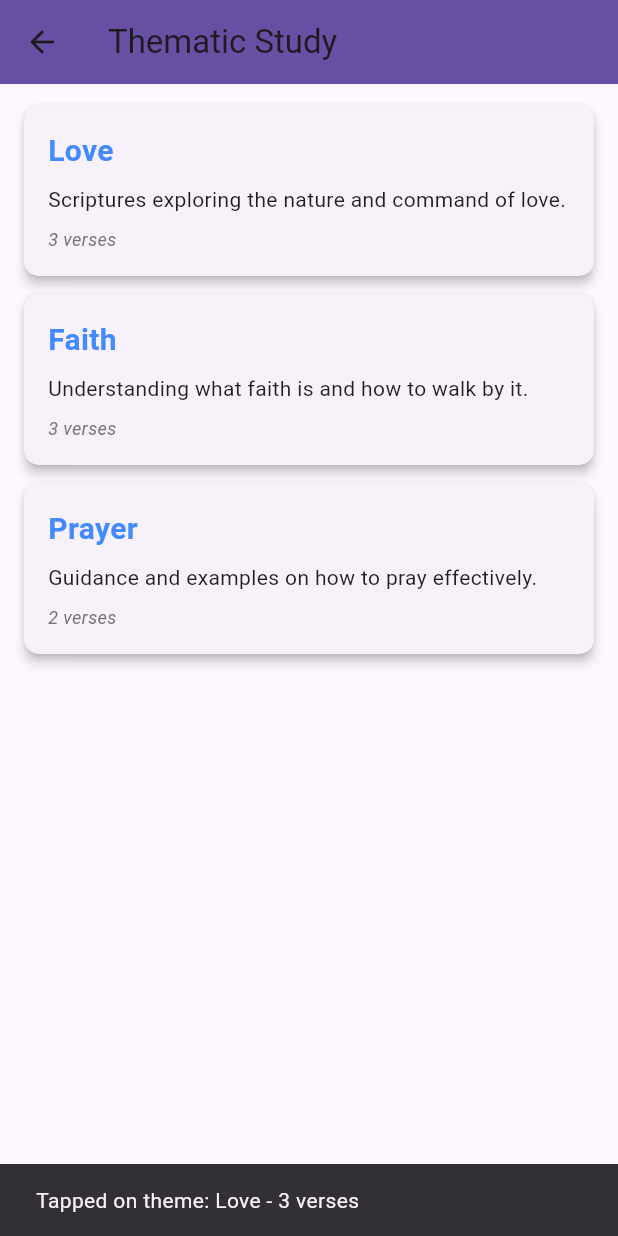
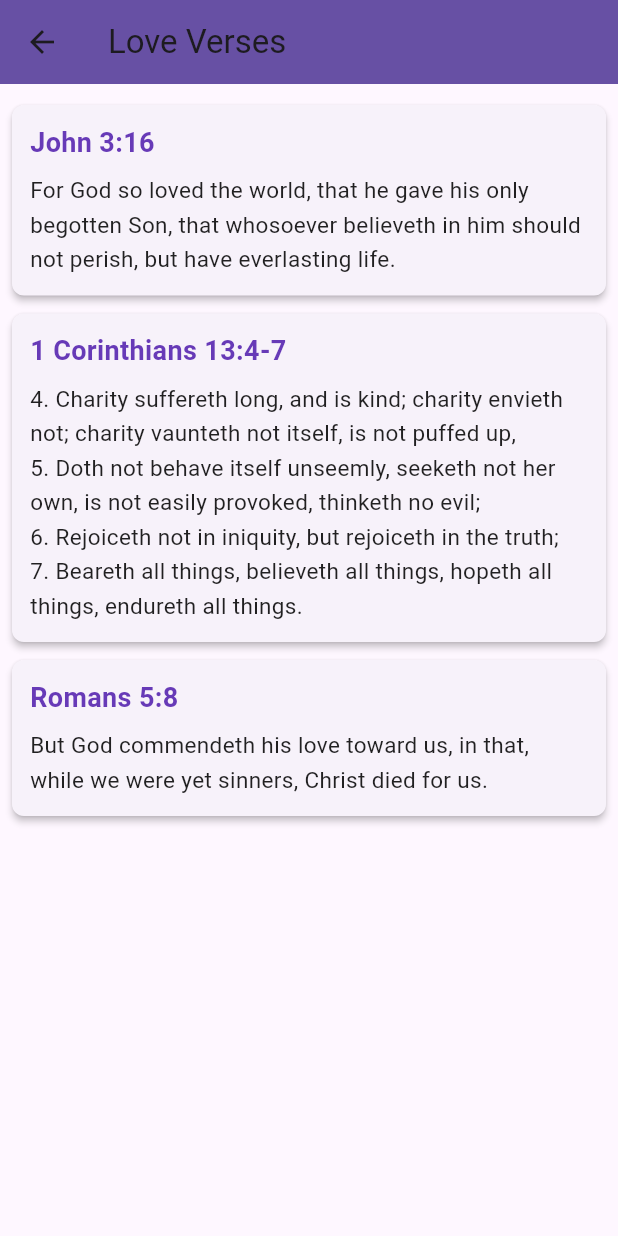
Before and after one commit to Troniccs2/flutter_thematic_bible_study, a Flutter app: the ThematicStudyScreen screen opened directly, after a tap on "Love", on a phone screen of 412 x 824 dp. Run offline on Flutter 3.47's test engine with Material 3 defaults, Android fonts, the light colour scheme and no system bars; our stand-ins replace shared_preferences; accounts and stored records are empty.

Commit message:
made thematic themes work to display the verses

```diff
--- a/thematic_bible_study/lib/models/thematic_models.dart
+++ b/thematic_bible_study/lib/models/thematic_models.dart
@@ -1,41 +1,42 @@
 // lib/models/thematic_models.dart
 
 class VerseReference {
-  final String book;
-  final int chapter;
-  final int verseStart;
-  final int verseEnd; // Useful for verse ranges (e.g., 1 Cor 13:4-7)
+  final String formattedReference;
+  final String bookName;
+  final int chapterNumber;
+  final int? verseNumber; // Make nullable, for single verses
+  final int? verseStart;  // New: for verse ranges
+  final int? verseEnd;    // New: for verse ranges
 
   VerseReference({
-    required this.book,
-    required this.chapter,
-    required this.verseStart,
-    required this.verseEnd,
-  });
+    required this.formattedReference,
+    required this.bookName,
+    required this.chapterNumber,
+    this.verseNumber, // Not required if using start/end
+    this.verseStart,  // Not required if using single verseNumber
+    this.verseEnd,    // Not required if using single verseNumber
+  }) : assert(
+          (verseNumber != null && verseStart == null && verseEnd == null) || // Case 1: Single verse
+          (verseNumber == null && verseStart != null && verseEnd != null), // Case 2: Verse range
+          'A VerseReference must have either a single verseNumber OR both verseStart and verseEnd, but not both or neither.',
+        );
 
   factory VerseReference.fromJson(Map<String, dynamic> json) {
     return VerseReference(
-      book: json['book'] as String,
-      chapter: json['chapter'] as int,
-      verseStart: json['verseStart'] as int,
-      verseEnd: json['verseEnd'] as int,
+      formattedReference: json['formattedReference'] as String,
+      bookName: json['bookName'] as String,
+      chapterNumber: json['chapterNumber'] as int,
+      verseNumber: json['verseNumber'] as int?, // Crucial: Safely read as nullable int
+      verseStart: json['verseStart'] as int?,   // Crucial: Safely read as nullable int
+      verseEnd: json['verseEnd'] as int?,       // Crucial: Safely read as nullable int
     );
-  }
-
-  // Helper method to format the reference for display
-  String get formattedReference {
-    if (verseStart == verseEnd) {
-      return '$book $chapter:$verseStart';
-    } else {
-      return '$book $chapter:$verseStart-${verseEnd.toString().padLeft(2, '0')}'; // Pads single digit verses with '0'
-    }
   }
 }
 
 class BibleTheme {
   final String name;
   final String description;
-  final List<VerseReference> verses; // List of associated verse references
+  final List<VerseReference> verses;
 
   BibleTheme({
     required this.name,
@@ -45,13 +46,14 @@ class BibleTheme {
 
   factory BibleTheme.fromJson(Map<String, dynamic> json) {
     var versesList = json['verses'] as List;
-    List<VerseReference> themeVerses =
-        versesList.map((verseJson) => VerseReference.fromJson(verseJson)).toList();
+    List<VerseReference> parsedVerses = versesList
+        .map((i) => VerseReference.fromJson(i as Map<String, dynamic>))
+        .toList();
 
     return BibleTheme(
       name: json['name'] as String,
       description: json['description'] as String,
-      verses: themeVerses,
+      verses: parsedVerses,
     );
   }
 }
--- a/thematic_bible_study/lib/screens/thematic_study_screen.dart
+++ b/thematic_bible_study/lib/screens/thematic_study_screen.dart
@@ -2,6 +2,7 @@
 import 'package:flutter/material.dart';
 import 'package:thematic_bible_study/models/thematic_models.dart';
 import 'package:thematic_bible_study/services/bible_data_service.dart';
+import 'package:thematic_bible_study/screens/verse_list_screen.dart'; // Import the new screen
 
 class ThematicStudyScreen extends StatefulWidget {
   const ThematicStudyScreen({super.key});
@@ -60,15 +61,22 @@ class _ThematicStudyScreenState extends State<ThematicStudyScreen> {
                     ),
                     child: InkWell( // Makes the card tappable
                       onTap: () {
-                        // TODO: Navigate to a screen to display verses for this theme
-                        ScaffoldMessenger.of(context).showSnackBar(
-                          SnackBar(content: Text('Tapped on theme: ${theme.name} - ${theme.verses.length} verses')),
+                        // Navigate to the VerseListScreen, passing the selected theme
+                        Navigator.push(
+                          context,
+                          MaterialPageRoute(
+                            builder: (context) => VerseListScreen(theme: theme),
+                          ),
                         );
-                        // For now, let's print the verses to console as a placeholder
-                        print('Verses for ${theme.name}:');
-                        for (var ref in theme.verses) {
-                          print(' - ${ref.formattedReference}');
-                        }
+                        // You can remove the SnackBar and print statements now if you like,
+                        // as the navigation will handle the display.
+                        // ScaffoldMessenger.of(context).showSnackBar(
+                        //   SnackBar(content: Text('Tapped on theme: ${theme.name} - ${theme.verses.length} verses')),
+                        // );
+                        // print('Verses for ${theme.name}:');
+                        // for (var ref in theme.verses) {
+                        //   print(' - ${ref.formattedReference}');
+                        // }
                       },
                       child: Padding(
                         padding: const EdgeInsets.all(16.0),
--- /dev/null
+++ b/thematic_bible_study/lib/screens/verse_list_screen.dart
@@ -0,0 +1,86 @@
+// lib/screens/verse_list_screen.dart
+import 'package:flutter/material.dart';
+import 'package:thematic_bible_study/models/thematic_models.dart';
+import 'package:thematic_bible_study/services/bible_data_service.dart';
+
+class VerseListScreen extends StatelessWidget {
+  final BibleTheme theme;
+  final BibleDataService _bibleDataService = BibleDataService();
+
+  VerseListScreen({
+    super.key,
+    required this.theme,
+  });
+
+  @override
+  Widget build(BuildContext context) {
+    return Scaffold(
+      appBar: AppBar(
+        title: Text('${theme.name} Verses'),
+        backgroundColor: Theme.of(context).primaryColor,
+      ),
+      body: Padding(
+        padding: const EdgeInsets.all(8.0),
+        child: theme.verses.isEmpty
+            ? Center(child: Text('No verses found for ${theme.name}.'))
+            : ListView.builder(
+                itemCount: theme.verses.length,
+                itemBuilder: (context, index) {
+                  final VerseReference verseRef = theme.verses[index];
+
+                  return FutureBuilder<String>(
+                    future: _bibleDataService.getVerseText(verseRef),
+                    builder: (context, snapshot) {
+                      String verseTextContent = 'Loading verse...'; // Renamed variable for clarity
+                      Color textColor = Colors.grey;
+
+                      if (snapshot.connectionState == ConnectionState.waiting) {
+                        // Still loading
+                      } else if (snapshot.hasError) {
+                        verseTextContent = 'Error loading verse: ${snapshot.error}';
+                        textColor = Colors.red;
+                      } else if (snapshot.hasData) {
+                        verseTextContent = snapshot.data!;
+                        textColor = Colors.black87;
+                      }
+
+                      return Card(
+                        margin: const EdgeInsets.symmetric(vertical: 6.0),
+                        elevation: 2.0,
+                        shape: RoundedRectangleBorder(
+                          borderRadius: BorderRadius.circular(8.0),
+                        ),
+                        child: Padding(
+                          padding: const EdgeInsets.all(12.0),
+                          child: Column( // Use Column to arrange reference and text
+                            crossAxisAlignment: CrossAxisAlignment.start, // Align content to the start
+                            children: [
+                              Text(
+                                verseRef.formattedReference, // Display the reference directly from verseRef
+                                style: const TextStyle(
+                                  fontSize: 18.0, // A bit bigger
+                                  fontWeight: FontWeight.bold, // Bold
+                                  color: Colors.deepPurple, // Optional: add a distinct color
+                                ),
+                              ),
+                              const SizedBox(height: 8.0), // Spacing between reference and text
+                              Text(
+                                verseTextContent, // Display only the fetched text content
+                                style: TextStyle(
+                                  fontSize: 15.0, // Slightly smaller than reference, bigger than default
+                                  color: textColor,
+                                  height: 1.5, // Line height for better readability
+                                ),
+                              ),
+                            ],
+                          ),
+                        ),
+                      );
+                    },
+                  );
+                },
+              ),
+      ),
+    );
+  }
+}
--- a/thematic_bible_study/lib/services/bible_data_service.dart
+++ b/thematic_bible_study/lib/services/bible_data_service.dart
@@ -1,65 +1,112 @@
 // lib/services/bible_data_service.dart
+import 'package:flutter/services.dart' show rootBundle;
 import 'dart:convert';
-import 'package:flutter/services.dart' show rootBundle;
-import '../models/bible_models.dart';
-import '../models/thematic_models.dart';
+import 'package:thematic_bible_study/models/bible_models.dart';
+import 'package:thematic_bible_study/models/thematic_models.dart';
+import 'package:flutter/foundation.dart';
 
 class BibleDataService {
-  // Method to load a specific book by its name (e.g., 'Genesis', 'John')
-  Future<Book> loadBook(String bookName) async {
-    // --- CHANGE THIS LINE ---
-    // Remove all spaces from the bookName to match the file name
-    final String formattedBookName = bookName.replaceAll(' ', '');
-    final String assetPath = 'assets/bible_data/$formattedBookName.json';
-    // --- END CHANGE ---
+  final Map<String, Book> _bookCache = {};
 
+  Future<List<String>> loadBookNames() async {
     try {
-      final String jsonString = await rootBundle.loadString(assetPath);
-      final Map<String, dynamic> jsonMap = jsonDecode(jsonString);
-      return Book.fromJson(jsonMap);
+      final List<String> bookNames = [
+        'Genesis', 'Exodus', 'Leviticus', 'Numbers', 'Deuteronomy',
+        'Joshua', 'Judges', 'Ruth', '1 Samuel', '2 Samuel',
+        '1 Kings', '2 Kings', '1 Chronicles', '2 Chronicles', 'Ezra',
+        'Nehemiah', 'Esther', 'Job', 'Psalms', 'Proverbs',
+        'Ecclesiastes', 'Song of Solomon', 'Isaiah', 'Jeremiah', 'Lamentations',
+        'Ezekiel', 'Daniel', 'Hosea', 'Joel', 'Amos', 'Obadiah', 'Jonah',
+        'Micah', 'Nahum', 'Habakkuk', 'Zephaniah', 'Haggai', 'Zechariah', 'Malachi',
+        'Matthew', 'Mark', 'Luke', 'John', 'Acts', 'Romans',
+        '1 Corinthians', '2 Corinthians', 'Galatians', 'Ephesians', 'Philippians',
+        'Colossians', '1 Thessalonians', '2 Thessalonians', '1 Timothy', '2 Timothy',
+        'Titus', 'Philemon', 'Hebrews', 'James', '1 Peter', '2 Peter',
+        '1 John', '2 John', '3 John', 'Jude', 'Revelation'
+      ];
+      debugPrint('Loaded book names successfully.');
+      return bookNames;
     } catch (e) {
-      print('Error loading or parsing $formattedBookName.json: $e'); // Use formatted name in error
-      rethrow;
+      debugPrint('Error loading book names: $e');
+      return [];
     }
   }
 
-  Future<List<String>> loadBookNames() async {
-    final String assetPath = 'assets/bible_data/Books.json';
+  Future<Book> loadBook(String bookName) async {
+    if (_bookCache.containsKey(bookName)) {
+      debugPrint('Loading book from cache: $bookName');
+      return _bookCache[bookName]!;
+    }
+
     try {
-      final String jsonString = await rootBundle.loadString(assetPath);
-      final dynamic decodedJson = jsonDecode(jsonString);
+      final String formattedBookName = bookName.replaceAll(' ', '');
+      final String path = 'assets/bible_data/$formattedBookName.json';
 
-      if (decodedJson is List) {
-        List<String> bookNames = [];
-        for (var item in decodedJson) {
-          if (item is String) {
-            bookNames.add(item);
-          } else {
-            print('Warning: Found non-string item in Books.json: $item');
-          }
-        }
-        return bookNames;
-      } else {
-        throw Exception("Books.json is not a direct list of strings.");
-      }
+      final String jsonString = await rootBundle.loadString(path);
+      final Map<String, dynamic> jsonMap = json.decode(jsonString);
+
+      final Book book = Book.fromJson(jsonMap);
+      _bookCache[bookName] = book;
+      debugPrint('Loaded book: ${book.name} from assets successfully.');
+      return book;
     } catch (e) {
-      print('Error loading book names from Books.json: $e');
+      debugPrint('Error loading or parsing ${bookName}.json: $e');
       rethrow;
     }
   }
 
   Future<List<BibleTheme>> loadThemes() async {
-    final String assetPath = 'assets/themes/thematic_data.json';
     try {
-      final String jsonString = await rootBundle.loadString(assetPath);
-      final List<dynamic> jsonList = jsonDecode(jsonString);
-
-      List<BibleTheme> themes =
-          jsonList.map((json) => BibleTheme.fromJson(json as Map<String, dynamic>)).toList();
+      final String jsonString = await rootBundle.loadString('assets/themes/thematic_data.json');
+      final List<dynamic> jsonList = json.decode(jsonString);
+      final List<BibleTheme> themes = jsonList.map((json) => BibleTheme.fromJson(json as Map<String, dynamic>)).toList();
+      debugPrint('Loaded ${themes.length} themes successfully.');
       return themes;
     } catch (e) {
-      print('Error loading or parsing thematic_data.json: $e');
-      rethrow;
+      debugPrint('Error loading themes from assets: $e');
+      return [];
+    }
+  }
+
+  Future<String> getVerseText(VerseReference verseRef) async {
+    try {
+      final Book book = await loadBook(verseRef.bookName);
+
+      final Chapter chapter = book.chapters.firstWhere(
+        (c) => c.chapterNumber == verseRef.chapterNumber,
+        orElse: () => throw Exception('Chapter ${verseRef.chapterNumber} not found in ${verseRef.bookName}'),
+      );
+
+      // Handle single verse
+      if (verseRef.verseNumber != null) {
+        final Verse verse = chapter.verses.firstWhere(
+          (v) => v.verseNumber == verseRef.verseNumber,
+          orElse: () => throw Exception('Verse ${verseRef.verseNumber} not found in ${verseRef.bookName} chapter ${verseRef.chapterNumber}'),
+        );
+        return verse.text;
+      }
+      // Handle verse range
+      else if (verseRef.verseStart != null && verseRef.verseEnd != null) {
+        if (verseRef.verseStart! > verseRef.verseEnd!) {
+          throw Exception('Verse start cannot be greater than verse end for range: ${verseRef.formattedReference}');
+        }
+
+        final List<String> texts = [];
+        for (int i = verseRef.verseStart!; i <= verseRef.verseEnd!; i++) {
+          final Verse verse = chapter.verses.firstWhere(
+            (v) => v.verseNumber == i,
+            orElse: () => throw Exception('Verse $i not found in ${verseRef.bookName} chapter ${verseRef.chapterNumber} for range ${verseRef.formattedReference}'),
+          );
+          texts.add('${i}. ${verse.text}');
+        }
+        // MODIFIED LINE: Changed '\n\n' to '\n'
+        return texts.join('\n');
+      } else {
+        return 'Error: Invalid verse reference type.';
+      }
+    } catch (e) {
+      debugPrint('Error getting verse text for ${verseRef.formattedReference}: $e');
+      return 'Error: Could not load verse text for ${verseRef.formattedReference}. ($e)';
     }
   }
 }
```
Also changed, not shown: thematic_bible_study/assets/themes/thematic_data.json (+51 -8 lines).
